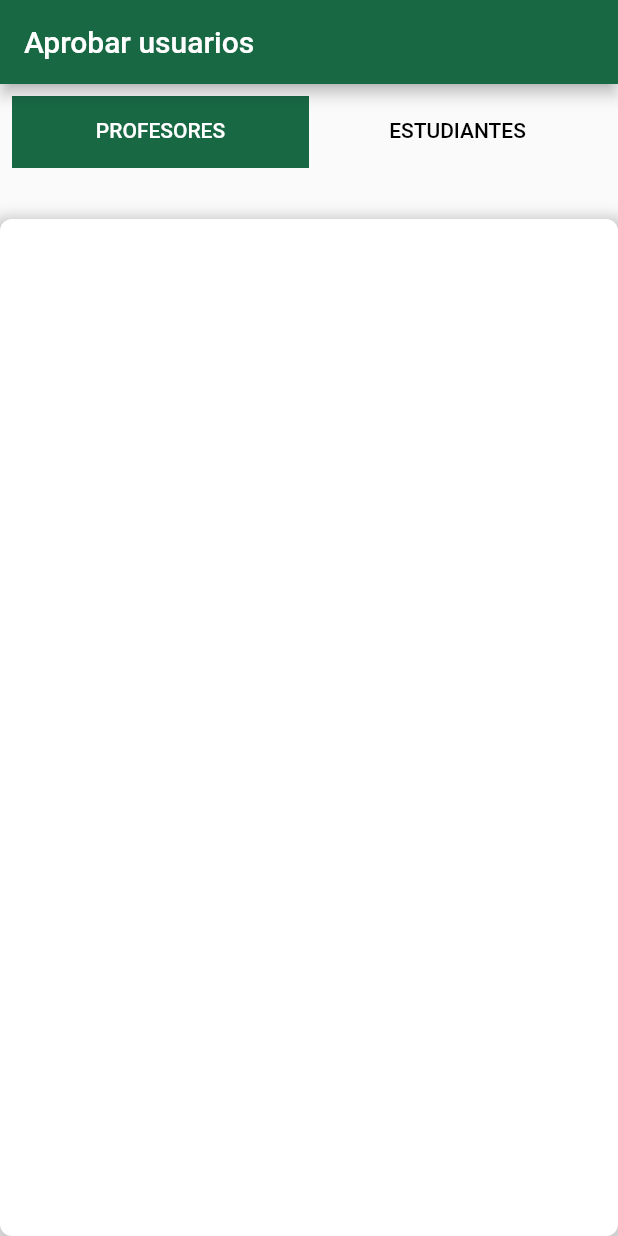
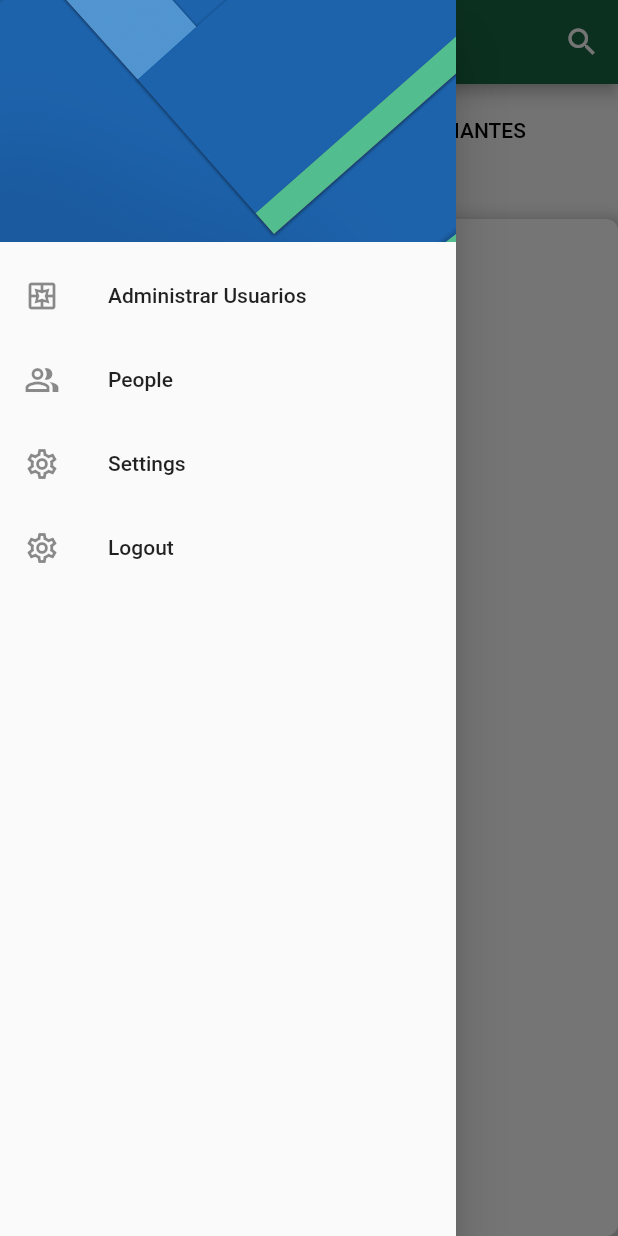
Before and after one commit to juandaniel7979/poli_gc_admin, a Flutter app: the screen it shows after launch, with the side drawer open (before the commit the screen has no drawer), on a phone screen of 412 x 824 dp. Run offline on Flutter 3.47's test engine with Material 2 defaults, Android fonts, the light colour scheme and no system bars; our stand-ins replace firebase_core, firebase_messaging, flutter_secure_storage, shared_preferences; accounts and stored records are empty; network calls fail.

Commit message:
Cambio en la gestion de listas de usuarios

```diff
--- a/lib/main.dart
+++ b/lib/main.dart
@@ -6,6 +6,7 @@ import 'package:poli_gc_admin/screens/message_screen.dart';
 import 'package:poli_gc_admin/services/admin_services.dart';
 import 'package:poli_gc_admin/services/auth_services.dart';
 import 'package:poli_gc_admin/services/push_notifications_service.dart';
+import 'package:poli_gc_admin/services/search_service.dart';
 import 'package:poli_gc_admin/share_preferences/preferences.dart';
 import 'package:provider/provider.dart';
 
@@ -19,6 +20,7 @@ void main() async {
         providers: [
           ChangeNotifierProvider( create: ( _ ) => AuthService()),
           ChangeNotifierProvider( create: ( _ ) => AdminService()),
+          ChangeNotifierProvider( create: ( _ ) => SearchService()),
       ],
       child: const MyApp(),
       ));
--- a/lib/models/usuario.dart
+++ b/lib/models/usuario.dart
@@ -39,7 +39,6 @@ class Usuarios {
 
 class Usuario {
     Usuario({
-        this.siguiendo,
         required this.nit,
         required this.nombre,
         this.nombre2,
@@ -47,13 +46,11 @@ class Usuario {
         this.apellido2,
         this.imagen,
         required this.correo,
-        required this.contrasena,
         required this.rol,
         required this.estado,
         this.uid,
     });
 
-    final List<dynamic>? siguiendo;
     final String nit;
     final String nombre;
     String? nombre2;
@@ -61,7 +58,6 @@ class Usuario {
     String? apellido2;
     String? imagen;
     final String correo;
-    final String contrasena;
     final String rol;
     String estado;
     final String? uid;
@@ -74,14 +70,12 @@ class Usuario {
     String toJson() => json.encode(toMap());
 
     factory Usuario.fromMap(Map<String, dynamic> json) => Usuario(
-        siguiendo: List<dynamic>.from(json["siguiendo"].map((x) => x)),
         nit: json["nit"],
         nombre: json["nombre"],
         nombre2: json["nombre_2"] == null ? null : json["nombre_2"],
         apellido: json["apellido"],
         apellido2: json["apellido_2"]  == null ? null : json["apellido_2"],
         correo: json["correo"],
-        contrasena: json["contrasena"],
         imagen: json["imagen"]  == null ? null : json["imagen"],
         rol: json["rol"],
         estado: json["estado"],
@@ -89,14 +83,12 @@ class Usuario {
     );
 
     Map<String, dynamic> toMap() => {
-        "siguiendo": null,
         "nit": nit,
         "nombre": nombre,
         "nombre_2": nombre2 == null ? null : nombre2,
         "apellido": apellido,
         "apellido_2": apellido2 == null ? null : nombre2,
         "correo": correo,
-        "contrasena": contrasena,
         "rol": rol,
         "estado": estado,
         "uid": uid,
--- a/lib/screens/message_screen.dart
+++ b/lib/screens/message_screen.dart
@@ -1,12 +1,15 @@
 import 'package:flutter/material.dart';
 import 'package:poli_gc_admin/models/usuario.dart';
+import 'package:poli_gc_admin/search/search_delegate.dart';
 import 'package:poli_gc_admin/services/admin_services.dart';
 import 'package:poli_gc_admin/share_preferences/preferences.dart';
 import 'package:poli_gc_admin/themes/app_theme.dart';
+import 'package:poli_gc_admin/widgets/side_menu.dart';
 import 'package:provider/provider.dart';
 
 class MessageScreen extends StatelessWidget {
 
+  static const routerName = 'admin-users';
   const MessageScreen({Key? key}) : super(key: key);
 
   @override
@@ -16,12 +19,22 @@ class MessageScreen extends StatelessWidget {
 
     final args = ModalRoute.of(context)?.settings.arguments ?? 'no data';
     return DefaultTabController(
+      initialIndex: 0,
       length: 2,
       child: Scaffold(
         appBar: AppBar(
+          actions: [
+
+            IconButton(onPressed: () =>showSearch(context: context, delegate: PoliSearchDelegate())
+            , icon: const Icon(Icons.search)),
+          ],
           backgroundColor: AppTheme.primary,
-          title: Text('Aprobar usuarios'),
+          title: Padding(
+            padding: EdgeInsets.only(left: MediaQuery.of(context).size.width*0.008),
+            child: Text('SOLICITUDES USUARIOS'),
           ),
+        ),
+        drawer: const SideMenu(),
         body: Container(
           child: Stack(
             children: [
@@ -73,8 +86,8 @@ class MessageScreen extends StatelessWidget {
                   margin: EdgeInsets.only(top: 40),
                   child: TabBarView(
                       children: [
-                        _ListUsuarios(usuarios: adminService.getUsersPorRol,),
-                        _ListUsuarios(usuarios: adminService.getUsersPorRol,),
+                        _ListUsuarios(usuarios: adminService.getProfesores,),
+                        _ListUsuarios(usuarios: adminService.getEstudiantes,),
                         // _ListEstudiantes(usuarios: adminService.getUsersPorRol,),
                       ]
                     ),
@@ -97,7 +110,7 @@ class _ListUsuarios extends StatelessWidget {
 
   final adminService = Provider.of<AdminService>(context);
 
-    final usuarios = Provider.of<AdminService>(context).getUsersPorRol;
+    // final usuarios = Provider.of<AdminService>(context).getUsersPorRol;
 
     return Padding(
       padding: const EdgeInsets.only(top: 50),
@@ -117,6 +130,7 @@ class _ListUsuarios extends StatelessWidget {
         width: double.infinity,
         height: 300,
         // color: Colors.indigo,
+        child: SingleChildScrollView(
           child: Wrap(
             children: [
               ...List.generate(usuarios.length,
@@ -153,7 +167,7 @@ class _ListUsuarios extends StatelessWidget {
                         children: [
                           Text(usuarios[index].nombreCompleto, style: TextStyle(fontSize: 18, fontWeight: FontWeight.bold), textAlign: TextAlign.start,),
                           Text(usuarios[index].uid!, style: TextStyle(fontSize: 12), textAlign: TextAlign.start,),
-                        Text('PENDIENTE', style: TextStyle(fontSize: 12), textAlign: TextAlign.start,),
+                          Text(usuarios[index].estado, style: TextStyle(fontSize: 12), textAlign: TextAlign.start,),
                         ],
                       )
                       ),
@@ -164,17 +178,16 @@ class _ListUsuarios extends StatelessWidget {
                         children: [
                           Padding(
                             padding: const EdgeInsets.all(2.0),
-                          child: IconButton(onPressed: (){
-                              adminService.ApproveUser(usuarios[index].uid!, "APROBADO");
-
+                            child: IconButton(onPressed: ()async{
+                                await adminService.manageState(usuarios[index].uid!, "APROBADO", usuarios[index].rol);
                             }, icon: Icon(Icons.check, size: 36, color: Colors.green[600],)),
                           ),
                           Padding(
                             padding: const EdgeInsets.all(2.0),
                             child: IconButton(onPressed: (){
-                            adminService.ApproveUser(usuarios[index].uid!, "APROBADO");
+                              adminService.manageState(usuarios[index].uid!, "RECHAZADO", usuarios[index].rol);
 
-                          }, icon: Icon(Icons.delete, size: 36, color: Colors.red,)),
+                            }, icon: const Icon(Icons.delete, size: 36, color: Colors.red,)),
                           )
                         ],
                       ),
@@ -186,10 +199,10 @@ class _ListUsuarios extends StatelessWidget {
             ],
           ),
         ),
+        ),
     );
   }
 }
-
 
 
 class _NavegationModel with ChangeNotifier {
--- a/lib/services/admin_services.dart
+++ b/lib/services/admin_services.dart
@@ -17,12 +17,15 @@ class AdminService extends ChangeNotifier{
   String _selectedRol = 'PROFESOR';
   List<String> roles = ['PROFESOR', 'ESTUDIANTE'];
   Map<String,List<Usuario>> usersByRol = {};
+  // List<Usuario> profesores = [];
+  // List<Usuario> estudiantes = [];
 
   AdminService(){
     roles.forEach((item) {
       usersByRol[item] = List<Usuario>.empty(growable: true);
     });
     getUsuariosByRol(rol: _selectedRol);
+    getUsuariosByRol(rol: "ESTUDIANTE");
   }
 
   bool get isLoading => _isLoading;
@@ -41,6 +44,8 @@ class AdminService extends ChangeNotifier{
 
   List<Usuario> get getUsersPorRol => usersByRol[selectedRol]!;
 
+  List<Usuario> get getProfesores=> usersByRol["PROFESOR"]!;
+  List<Usuario> get getEstudiantes=> usersByRol["ESTUDIANTE"]!;
 
 
 
@@ -49,7 +54,6 @@ class AdminService extends ChangeNotifier{
 
   getUsuariosByRol({ String estado = "pendiente", required String rol})async {
     final Map<String,dynamic> filterData = {
-      'estado': estado,
       'rol': rol
     };
 
@@ -77,34 +81,31 @@ class AdminService extends ChangeNotifier{
   }
 
 
-Future ApproveUser( String id, String estado ) async {
+Future manageState( String id, String estado, String rol ) async {
+    final token = await storage.read(key: 'token') ?? '';
     final Map<String,dynamic> userData = {
-        '_id': id,
         'estado': estado
     };
-    print(estado);
-    final url = Uri.parse( '$_baseUrl/api/categoria');
+    final url = Uri.parse( 'http://$_baseUrl/api/usuarios/admin/$id');
+    print(url);
     try {
-    final token = await storage.read(key: 'token') ?? '';
       if(token ==''){ print('No hay token en el request: '); return null;}
       print(token);
-    final resp = await http.post(url,
+      final resp = await http.put(url,
       body: json.encode(userData),
       headers: {
         "Content-Type": "application/json",
         'x-token': token
       }
-    ).timeout(const Duration(seconds: 30));
+      );
       print(resp.body);
       // usuarios.remove(value)
       final Map<String, dynamic> decodedResp = json.decode( resp.body);
 
-    // if( decodedResp.containsKey('id_profesor')) {
-    //   return null;
-    // }else{
-    //   print(decodedResp['errors'][0]);
-    //   return 'error';
-    // }
+      if(resp.statusCode ==200){
+        final index = usersByRol[rol]!.indexWhere((element) => element.uid == id);
+        usersByRol[rol]![index].estado = estado;
+      }
 
     } catch (e) {
       // print(e);
--- /dev/null
+++ b/lib/services/search_service.dart
@@ -0,0 +1,63 @@
+import 'package:flutter/material.dart';
+import 'package:flutter_secure_storage/flutter_secure_storage.dart';
+import 'dart:async';
+
+import 'package:http/http.dart' as http;
+import 'package:poli_gc_admin/helpers/debouncer.dart';
+import 'package:poli_gc_admin/models/usuario.dart';
+
+class SearchService extends ChangeNotifier {
+
+
+final String _baseUrl = '192.168.56.1:3001';
+
+bool _isLoading = true;
+
+List<Usuario> usuarios = [];
+
+final storage = const FlutterSecureStorage();
+
+final debouncer = Debouncer(
+  duration: const Duration( milliseconds: 500)
+);
+
+final StreamController<List<Usuario>> _suggestionStreamController = StreamController.broadcast();
+Stream<List<Usuario>> get suggestionStream => _suggestionStreamController.stream;
+
+
+
+Future<List<Usuario>> searchUsuarios
+
+( String query ) async{
+    var url = Uri.http(_baseUrl, '/api/buscar/usuarios/$query', {
+        'x-token': await readToken(),
+    });
+
+    final response = await http.get(url);
+    final searchResponse = Usuarios.fromJson( response.body);
+
+    return searchResponse.usuarios;
+  }
+
+  void getSuggestionByQuery( String searchTerm) {
+
+    debouncer.value = '';
+    debouncer.onValue = ( value ) async {
+      final results = await searchUsuarios(searchTerm);
+      _suggestionStreamController.add( results );
+    };
+    final timer = Timer.periodic(const Duration( milliseconds: 300 ), (_) {
+      debouncer.value = searchTerm;
+    });
+
+    Future.delayed(const Duration(milliseconds: 300)).then((_) => timer.cancel());
+  }
+
+
+  Future<String> readToken() async {
+
+    return await storage.read(key: 'token') ?? '';
+
+  }
+
+}
--- /dev/null
+++ b/lib/widgets/side_menu.dart
@@ -0,0 +1,76 @@
+import 'package:flutter/material.dart';
+import 'package:poli_gc_admin/screens/login_screen.dart';
+import 'package:poli_gc_admin/screens/message_screen.dart';
+import 'package:provider/provider.dart';
+import 'package:poli_gc_admin/services/auth_services.dart';
+
+
+class SideMenu extends StatelessWidget {
+  const SideMenu({super.key});
+
+  @override
+  Widget build(BuildContext context) {
+    final authService = Provider.of<AuthService>(context, listen: false);
+    return Drawer(
+      child: ListView(
+        padding: EdgeInsets.zero,
+        children: [
+          const _DrawerHeader(),
+
+          ListTile(
+            leading: const Icon( Icons.pages_outlined,),
+            title: const Text('Administrar Usuarios'),
+            onTap: () {
+              Navigator.pushReplacementNamed(context, MessageScreen.routerName);
+            },
+          ),
+          ListTile(
+            leading: const Icon( Icons.people_alt_outlined,),
+            title: const Text('People'),
+            onTap: () {
+
+            },
+          ),
+          ListTile(
+            leading: const Icon( Icons.settings_outlined,),
+            title: const Text('Settings'),
+            onTap: () {
+              // Navigator.pushReplacementNamed(context, SettingsScreen.routerName);
+            },
+          ),
+          ListTile(
+            leading: const Icon( Icons.settings_outlined,),
+            title: const Text('Logout'),
+            onTap: () {
+              authService.logout();
+              Navigator.push(context, MaterialPageRoute(
+                builder: (context) => const LoginScreen())
+                );
+            },
+          ),
+
+        ],
+      ),
+    );
+  }
+}
+
+class _DrawerHeader extends StatelessWidget {
+  const _DrawerHeader({
+    Key? key,
+  }) : super(key: key);
+
+  @override
+  Widget build(BuildContext context) {
+    return DrawerHeader(
+      child: Container(),
+        decoration: BoxDecoration(
+          image: DecorationImage(
+            image: AssetImage('assets/menu-img.jpg'),
+            fit: BoxFit.cover
+            ),
+
+        ),
+      );
+  }
+}
```
Also changed, not shown: lib/helpers/debouncer.dart (added, +26 -0 lines), lib/screens/home_screen.dart (+11 -4 lines), lib/search/search_delegate.dart (added, +156 -0 lines). Lines whose indentation alone changed are shown as unchanged.
